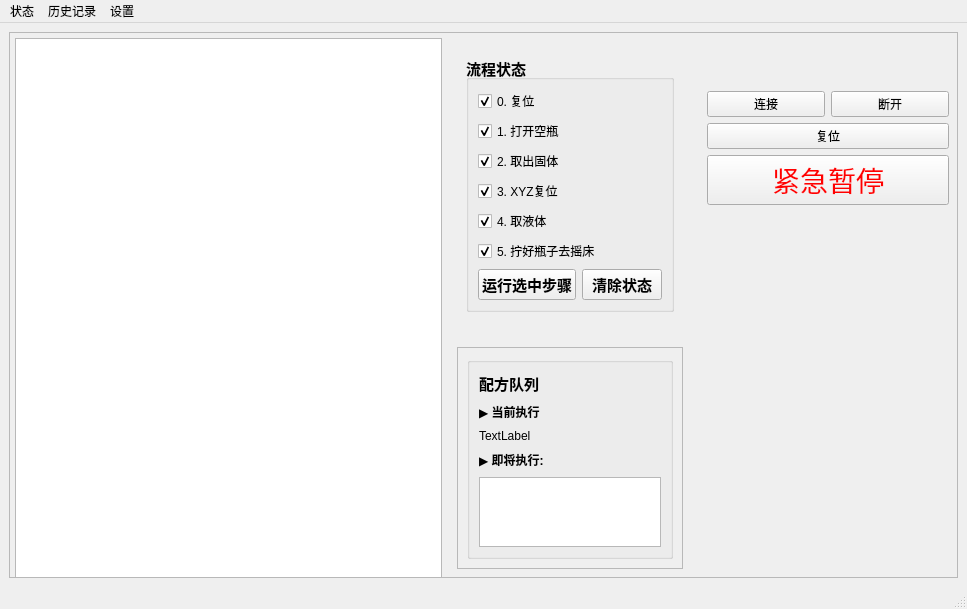
Before: the Qt Designer form mainwindow.ui in LightningFlashEvE/high-throughput-perovskite-medication-system, drawn with Qt 5.
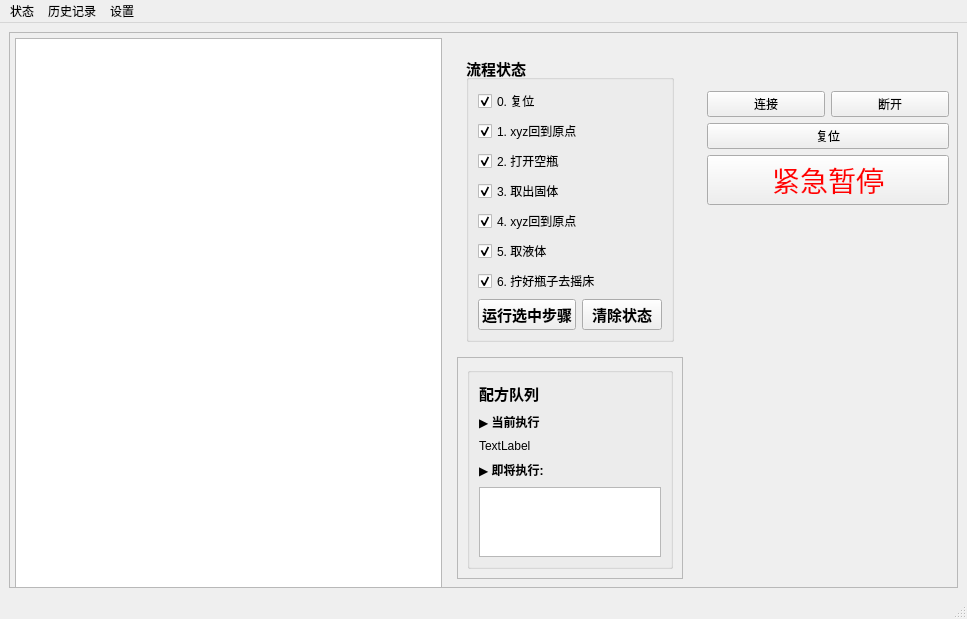
After: the same form once the commit is applied. Icons and pictures are not drawn.

Commit message: 260407：  1. 新增步骤1. xyz回到原点。  2. 统一xyz回到原点step key。  3. 修复 mainwindow_steps.cpp 旧版 runSelectedSteps 逻辑。  4. 修复 AAskipStep / AAstateChange 响应等待标志

```diff
--- a/mainwindow.ui
+++ b/mainwindow.ui
@@ -79,6 +79,22 @@
                      </property>
                     </widget>
                    </item>
+                   <item>
+                    <widget class="QCheckBox" name="m_processCheckBox_xyzBackToOrigin">
+                     <property name="font">
+                      <font>
+                       <pointsize>9</pointsize>
+                       <bold>false</bold>
+                      </font>
+                     </property>
+                     <property name="text">
+                      <string>1. xyz回到原点</string>
+                     </property>
+                     <property name="checked">
+                      <bool>true</bool>
+                     </property>
+                    </widget>
+                   </item>
                    <item>
                     <widget class="QCheckBox" name="m_processCheckBox_takeEmptyBottle">
                      <property name="font">
@@ -88,7 +104,7 @@
                       </font>
                      </property>
                      <property name="text">
-                      <string>1. 打开空瓶</string>
+                      <string>2. 打开空瓶</string>
                      </property>
                      <property name="checked">
                       <bool>true</bool>
@@ -104,7 +120,7 @@
                       </font>
                      </property>
                      <property name="text">
-                      <string>2. 取出固体</string>
+                      <string>3. 取出固体</string>
                      </property>
                      <property name="checked">
                       <bool>true</bool>
@@ -120,7 +136,7 @@
                       </font>
                      </property>
                      <property name="text">
-                      <string>3. XYZ复位</string>
+                      <string>4. xyz回到原点</string>
                      </property>
                      <property name="checked">
                       <bool>true</bool>
@@ -136,7 +152,7 @@
                       </font>
                      </property>
                      <property name="text">
-                      <string>4. 取液体</string>
+                      <string>5. 取液体</string>
                      </property>
                      <property name="checked">
                       <bool>true</bool>
@@ -152,7 +168,7 @@
                       </font>
                      </property>
                      <property name="text">
-                      <string>5. 拧好瓶子去摇床</string>
+                      <string>6. 拧好瓶子去摇床</string>
                      </property>
                      <property name="checked">
                       <bool>true</bool>
```
The commit also changes 12 other files.
